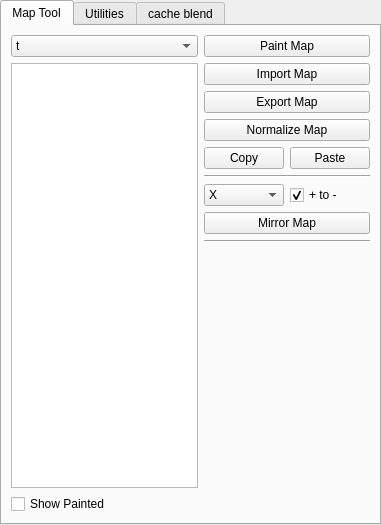
First picture: the form in qltoolbox.ui, repository raina-wu/qltoolbox, before the edit.
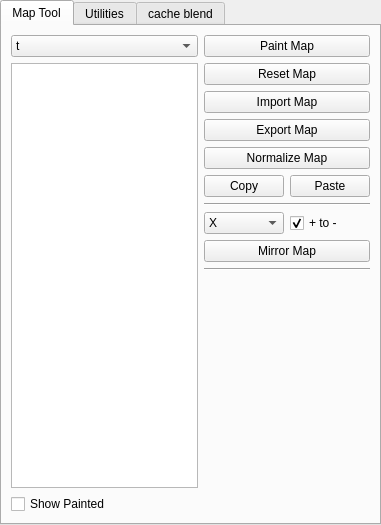
Second picture: the form after the edit.

Commit message: add reset button

What changed in the file:
```diff
--- a/qltoolbox.ui
+++ b/qltoolbox.ui
@@ -85,6 +85,13 @@
           </property>
          </widget>
         </item>
+        <item>
+         <widget class="QPushButton" name="resetMapButton">
+          <property name="text">
+           <string>Reset Map</string>
+          </property>
+         </widget>
+        </item>
         <item>
          <widget class="QPushButton" name="importMapButton">
           <property name="toolTip">
```
The commit also changes 2 other files.
